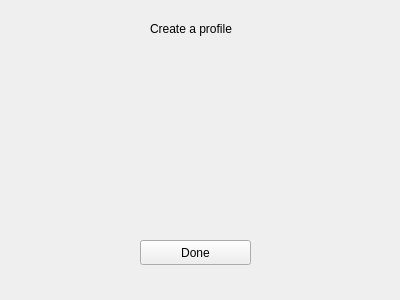
Before: the Qt Designer form profilepage.ui in andreias144/3004Final, drawn with Qt 5.
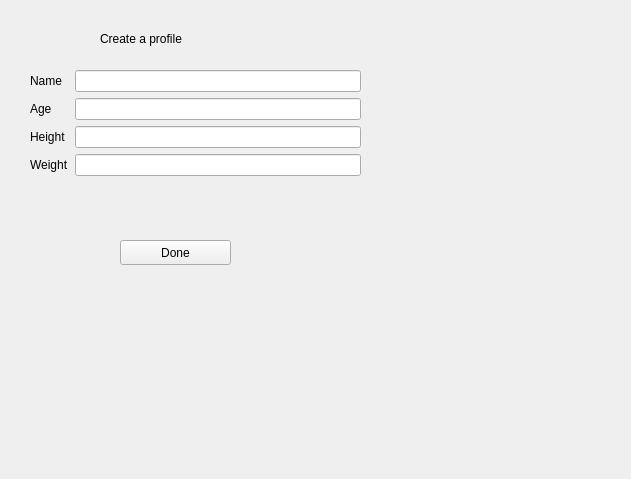
After: the same form once the commit is applied.

Commit message: Added profile creation logic

Diff of the .ui file:
```diff
--- a/profilepage.ui
+++ b/profilepage.ui
@@ -6,8 +6,8 @@
    <rect>
     <x>0</x>
     <y>0</y>
-    <width>400</width>
-    <height>300</height>
+    <width>631</width>
+    <height>479</height>
    </rect>
   </property>
   <property name="windowTitle">
@@ -16,7 +16,7 @@
   <widget class="QPushButton" name="menuButton">
    <property name="geometry">
     <rect>
-     <x>140</x>
+     <x>120</x>
      <y>240</y>
      <width>111</width>
      <height>25</height>
@@ -29,8 +29,8 @@
   <widget class="QLabel" name="label">
    <property name="geometry">
     <rect>
-     <x>150</x>
-     <y>20</y>
+     <x>100</x>
+     <y>30</y>
      <width>121</width>
      <height>17</height>
     </rect>
@@ -39,6 +39,58 @@
     <string>Create a profile</string>
    </property>
   </widget>
+  <widget class="QWidget" name="formLayoutWidget">
+   <property name="geometry">
+    <rect>
+     <x>30</x>
+     <y>70</y>
+     <width>331</width>
+     <height>141</height>
+    </rect>
+   </property>
+   <layout class="QFormLayout" name="formLayout">
+    <item row="1" column="0">
+     <widget class="QLabel" name="ageLabel">
+      <property name="text">
+       <string>Age</string>
+      </property>
+     </widget>
+    </item>
+    <item row="2" column="0">
+     <widget class="QLabel" name="heightLabel">
+      <property name="text">
+       <string>Height</string>
+      </property>
+     </widget>
+    </item>
+    <item row="3" column="0">
+     <widget class="QLabel" name="wightLabel">
+      <property name="text">
+       <string>Weight</string>
+      </property>
+     </widget>
+    </item>
+    <item row="1" column="1">
+     <widget class="QLineEdit" name="ageLineEdit"/>
+    </item>
+    <item row="2" column="1">
+     <widget class="QLineEdit" name="heightLineEdit"/>
+    </item>
+    <item row="3" column="1">
+     <widget class="QLineEdit" name="weightLineEdit"/>
+    </item>
+    <item row="0" column="0">
+     <widget class="QLabel" name="nameLabel">
+      <property name="text">
+       <string>Name</string>
+      </property>
+     </widget>
+    </item>
+    <item row="0" column="1">
+     <widget class="QLineEdit" name="nameLineEdit"/>
+    </item>
+   </layout>
+  </widget>
  </widget>
  <resources/>
  <connections/>
```
Left out of the diff: 2 changed lines with no effect on the pictures. The commit also changes 2 other files.
